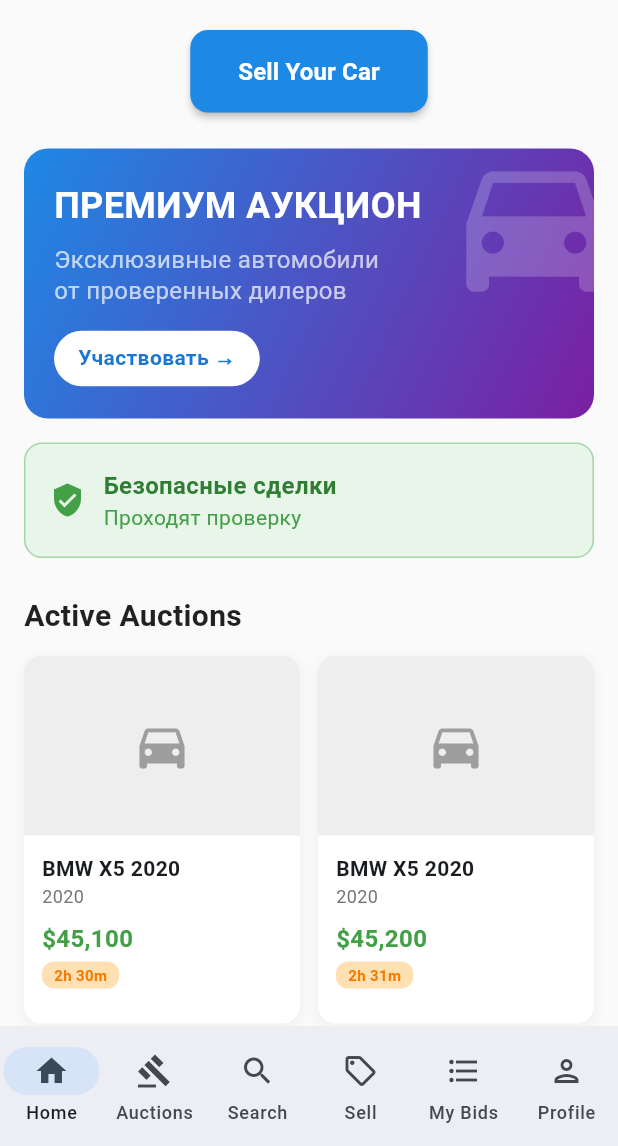
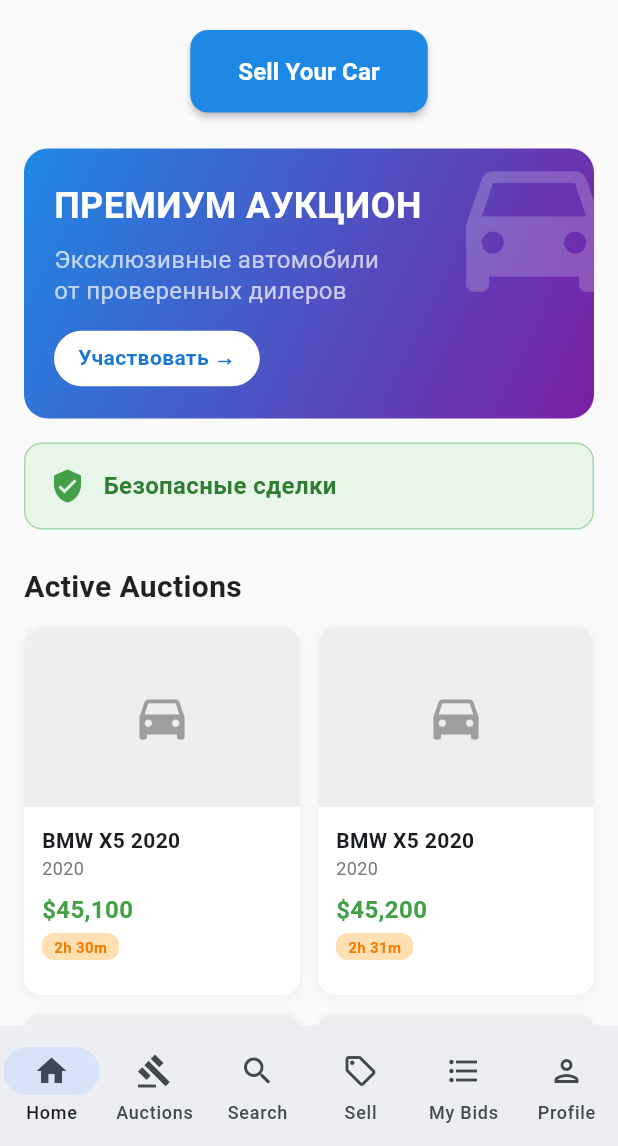
Before and after one commit to serviceapp225/ARO, a Flutter app: the screen it shows after launch, on a phone screen of 412 x 824 dp, the part 90-1236 px from its top. Run offline on Flutter 3.47's test engine with Material 3 defaults, Android fonts, the phone set to English and light mode, and no system bars.

Commit message:
Emphasize secure transactions for added confidence when making purchases
Removes redundant text in the home screen and HomePage.tsx components.

Replit-Commit-Author: Agent
Replit-Commit-Session-Id: 4946345d-ac99-4a2f-915c-6c0cb7f43d87
Replit-Commit-Screenshot-Url: https://storage.googleapis.com/screenshot-production-us-central1/d8a15fc1-aa9c-422e-afb1-9506fa80f861/9c48520e-54e2-4c9d-adfa-59c6d41381aa.jpg

```diff
--- a/autoauction_flutter/lib/screens/home_screen.dart
+++ b/autoauction_flutter/lib/screens/home_screen.dart
@@ -213,25 +213,13 @@ class _AnnouncementBanners extends StatelessWidget {
               ),
               const SizedBox(width: 12),
               Expanded(
-                child: Column(
-                  crossAxisAlignment: CrossAxisAlignment.start,
-                  children: [
-                    Text(
+                child: Text(
                   'Безопасные сделки',
                   style: TextStyle(
                     color: Colors.green.shade800,
                     fontSize: 16,
                     fontWeight: FontWeight.bold,
                   ),
-                    ),
-                    Text(
-                      'Проходят проверку',
-                      style: TextStyle(
-                        color: Colors.green.shade600,
-                        fontSize: 14,
-                      ),
-                    ),
-                  ],
                 ),
               ),
             ],
```
Also changed, not shown: 1 other file. Lines whose indentation alone changed are shown as unchanged.
